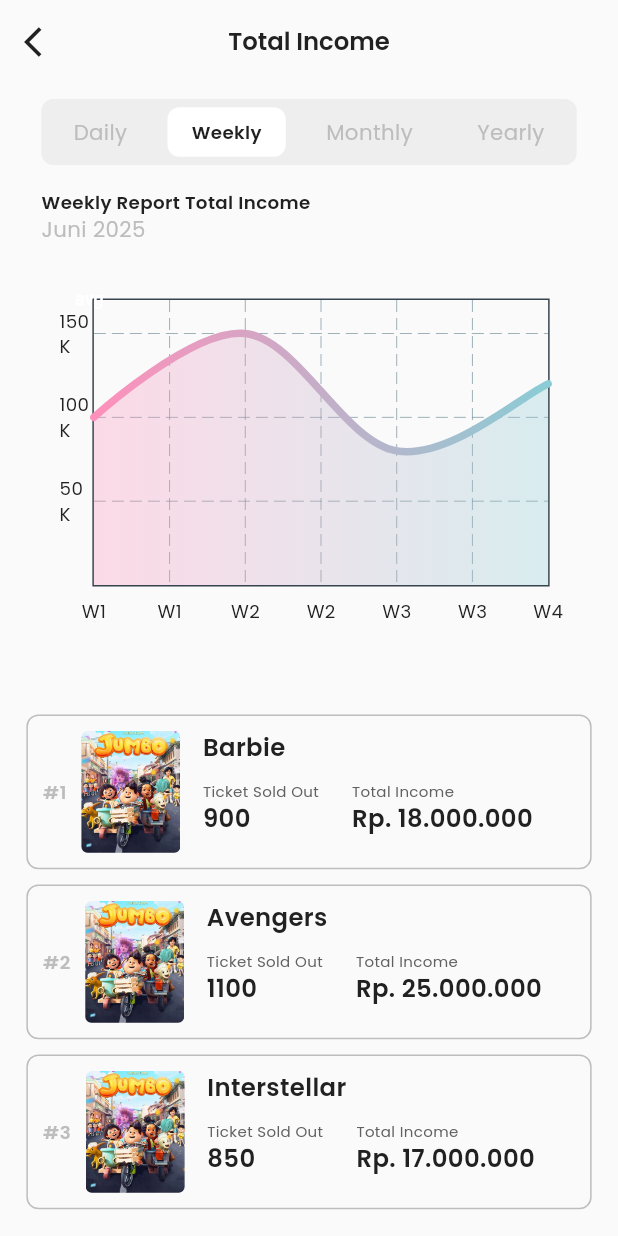
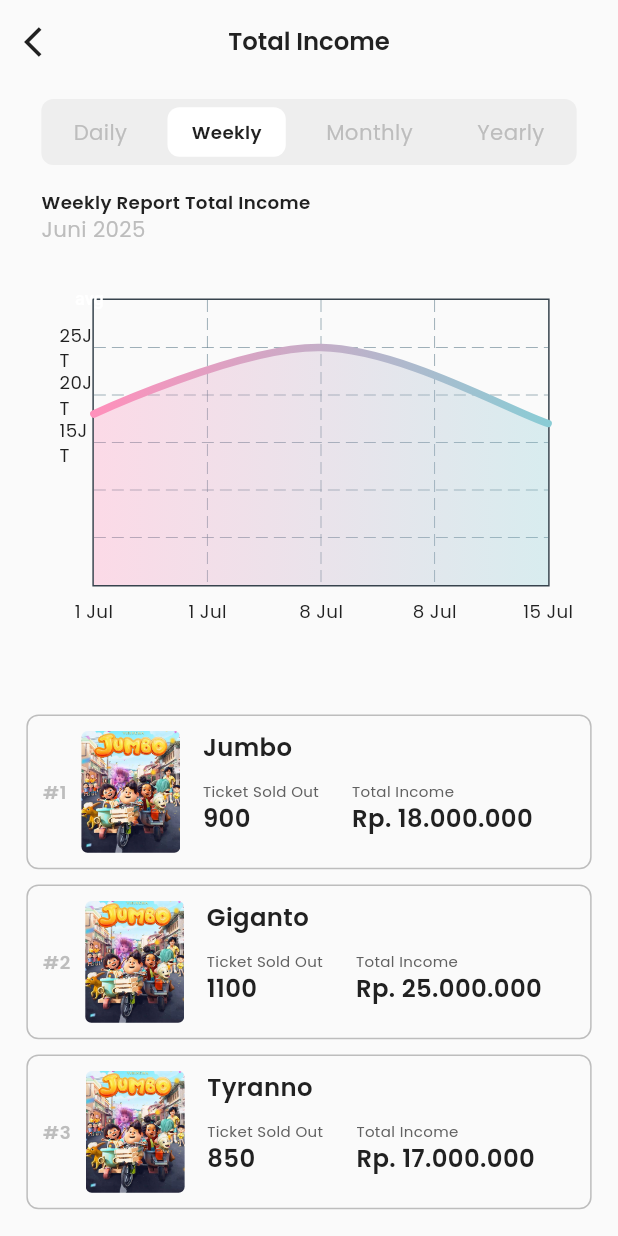
Before and after one commit to zakizakiran/chingu-movie, a Flutter app: the TotalIncomeView screen opened by its route, after a tap on "Weekly", on a phone screen of 412 x 824 dp. Run offline on Flutter 3.47's test engine with Material 3 defaults, Android fonts, the phone set to English and light mode, and no system bars; drawn by our look-alikes of fl_chart; our stand-ins replace email_validator, firebase_core, flutter_screenutil, flutter_svg, get, google_fonts and 4 more; accounts and stored records are empty.

Commit message:
chart update

```diff
--- a/lib/app/modules/pages/total_income/controllers/total_income_controller.dart
+++ b/lib/app/modules/pages/total_income/controllers/total_income_controller.dart
@@ -18,55 +18,122 @@ class TotalIncomeController extends GetxController {
     }
   }
 
-  // DAILY
-  List<FlSpot> dailySpots = [
-    FlSpot(0, 3),
-    FlSpot(1, 2.5),
-    FlSpot(2, 1.5),
-    FlSpot(3, 3.5),
-    FlSpot(4, 2.2),
-    FlSpot(5, 4),
-    FlSpot(6, 3.8),
+  // MOVIE DATA
+  List<String> movieTitles = ["Jumbo", "Giganto", "Tyranno"];
+
+  List<String> dailyMovieTicket = ["500", "320", "400"];
+  List<int> dailyMovieIncome = [9000000, 5200000, 8000000];
+
+  List<String> weeklyMovieTicket = ["900", "1100", "850"];
+  List<int> weeklyMovieIncome = [18000000, 25000000, 17000000];
+
+  List<String> monthlyMovieTicket = ["2000", "1700", "1800"];
+  List<int> monthlyMovieIncome = [40000000, 33000000, 36000000];
+
+  List<String> yearlyMovieTicket = ["8000", "7800", "8200"];
+  List<int> yearlyMovieIncome = [160000000, 156000000, 164000000];
+
+  List<String> movieImage = [
+    "assets/images/jumbo-poster.png",
+    "assets/images/jumbo-poster.png",
+    "assets/images/jumbo-poster.png",
   ];
-  Map<int, String> dailyBottomLabels = {
-    0: 'Mon',
-    1: 'Tue',
-    2: 'Wed',
-    3: 'Thu',
-    4: 'Fri',
-    5: 'Sat',
-    6: 'Sun',
-  };
-  Map<int, String> dailyLeftLabels = {1: '10K', 3: '30K', 5: '50K'};
 
-  // WEEKLY
-  List<FlSpot> weeklySpots = [
-    FlSpot(0, 10),
-    FlSpot(1, 15),
-    FlSpot(2, 8),
-    FlSpot(3, 12),
+  // === FlSpot dari income ===
+  List<FlSpot> get dailySpots => List.generate(
+    dailyMovieIncome.length,
+    (index) => FlSpot(index.toDouble(), dailyMovieIncome[index] / 1000000),
+  );
+
+  List<FlSpot> get weeklySpots => List.generate(
+    weeklyMovieIncome.length,
+    (index) => FlSpot(index.toDouble(), weeklyMovieIncome[index] / 1000000),
+  );
+
+  List<FlSpot> get monthlySpots => List.generate(
+    monthlyMovieIncome.length,
+    (index) => FlSpot(index.toDouble(), monthlyMovieIncome[index] / 1000000),
+  );
+
+  List<FlSpot> get yearlySpots => List.generate(
+    yearlyMovieIncome.length,
+    (index) => FlSpot(index.toDouble(), yearlyMovieIncome[index] / 1000000),
+  );
+
+  // === DateTime list ===
+  List<DateTime> dailyDates = [
+    DateTime(2025, 7, 15),
+    DateTime(2025, 7, 16),
+    DateTime(2025, 7, 17),
   ];
-  Map<int, String> weeklyBottomLabels = {0: 'W1', 1: 'W2', 2: 'W3', 3: 'W4'};
-  Map<int, String> weeklyLeftLabels = {
-    5: '50K',
-    8: '80K',
-    10: '100K',
-    12: '120K',
-    15: '150K',
+
+  List<DateTime> weeklyDates = [
+    DateTime(2025, 7, 1),
+    DateTime(2025, 7, 8),
+    DateTime(2025, 7, 15),
+  ];
+
+  List<DateTime> monthlyDates = [
+    DateTime(2025, 5),
+    DateTime(2025, 6),
+    DateTime(2025, 7),
+  ];
+
+  List<DateTime> yearlyDates = [DateTime(2022), DateTime(2023), DateTime(2024)];
+
+  // === Bottom Labels from DateTime ===
+  Map<int, String> get dailyBottomLabels {
+    return Map.fromEntries(
+      dailyDates.asMap().entries.map(
+        (e) => MapEntry(
+          e.key,
+          DateFormat.E('id_ID').format(e.value),
+        ), // Sen, Sel...
+      ),
+    );
+  }
+
+  Map<int, String> get weeklyBottomLabels {
+    return Map.fromEntries(
+      weeklyDates.asMap().entries.map(
+        (e) => MapEntry(
+          e.key,
+          DateFormat("d MMM", 'id_ID').format(e.value),
+        ), // 1 Jul
+      ),
+    );
+  }
+
+  Map<int, String> get monthlyBottomLabels {
+    return Map.fromEntries(
+      monthlyDates.asMap().entries.map(
+        (e) => MapEntry(
+          e.key,
+          DateFormat.MMM('id_ID').format(e.value),
+        ), // Mei, Jun
+      ),
+    );
+  }
+
+  Map<int, String> get yearlyBottomLabels {
+    return Map.fromEntries(
+      yearlyDates.asMap().entries.map(
+        (e) => MapEntry(e.key, DateFormat.y('id_ID').format(e.value)), // 2022
+      ),
+    );
+  }
+
+  // === Left Labels Manual ===
+  Map<int, String> dailyLeftLabels = {5: '5JT', 8: '8JT', 10: '10JT'};
+  Map<int, String> weeklyLeftLabels = {15: '15JT', 20: '20JT', 25: '25JT'};
+  Map<int, String> monthlyLeftLabels = {30: '30JT', 40: '40JT', 50: '50JT'};
+  Map<int, String> yearlyLeftLabels = {
+    150: '150JT',
+    160: '160JT',
+    170: '170JT',
   };
 
-  // MONTHLY
-  List<FlSpot> monthlySpots = [FlSpot(0, 30), FlSpot(1, 45), FlSpot(2, 60)];
-  Map<int, String> monthlyBottomLabels = {0: 'May', 1: 'Jun', 2: 'Jul'};
-  Map<int, String> monthlyLeftLabels = {20: '200K', 40: '400K', 60: '600K'};
-
-  // YEARLY
-  List<FlSpot> yearlySpots = [FlSpot(0, 300), FlSpot(1, 500), FlSpot(2, 400)];
-  Map<int, String> yearlyBottomLabels = {0: '2022', 1: '2023', 2: '2024'};
-  Map<int, String> yearlyLeftLabels = {200: '2JT', 400: '4JT', 600: '6JT'};
-
-  List<FlSpot> get spots => currentSpots;
-
+  // === CURRENT SELECTED ===
   List<FlSpot> get currentSpots {
     switch (selectedValue.value) {
       case 'Weekly':
@@ -106,39 +173,16 @@ class TotalIncomeController extends GetxController {
     }
   }
 
-  // MOVIE DATA
-  List<String> dailyMovieTitle = ["Jumbo", "Harry Potter", "Moving"];
-  List<String> dailyMovieTicket = ["500", "320", "400"];
-  List<int> dailyMovieIncome = [9000000, 5200000, 8000000];
-
-  List<String> weeklyMovieTitle = ["Barbie", "Avengers", "Interstellar"];
-  List<String> weeklyMovieTicket = ["900", "1100", "850"];
-  List<int> weeklyMovieIncome = [18000000, 25000000, 17000000];
-
-  List<String> monthlyMovieTitle = ["Oppenheimer", "Dune", "Wonka"];
-  List<String> monthlyMovieTicket = ["2000", "1700", "1800"];
-  List<int> monthlyMovieIncome = [40000000, 33000000, 36000000];
-
-  List<String> yearlyMovieTitle = ["Fast X", "Tenet", "Inception"];
-  List<String> yearlyMovieTicket = ["8000", "7800", "8200"];
-  List<int> yearlyMovieIncome = [160000000, 156000000, 164000000];
-
-  List<String> movieImage = [
-    "assets/images/jumbo-poster.png",
-    "assets/images/jumbo-poster.png",
-    "assets/images/jumbo-poster.png",
-  ];
-
-  List<String> get currentMovieTitle {
+  List<int> get currentMovieIncome {
     switch (selectedValue.value) {
       case 'Weekly':
-        return weeklyMovieTitle;
+        return weeklyMovieIncome;
       case 'Monthly':
-        return monthlyMovieTitle;
+        return monthlyMovieIncome;
       case 'Yearly':
-        return yearlyMovieTitle;
+        return yearlyMovieIncome;
       default:
-        return dailyMovieTitle;
+        return dailyMovieIncome;
     }
   }
 
@@ -155,16 +199,16 @@ class TotalIncomeController extends GetxController {
     }
   }
 
-  List<int> get currentMovieIncome {
+  double get currentMaxY {
     switch (selectedValue.value) {
       case 'Weekly':
-        return weeklyMovieIncome;
+        return 30.0;
       case 'Monthly':
-        return monthlyMovieIncome;
+        return 50.0;
       case 'Yearly':
-        return yearlyMovieIncome;
+        return 180.0;
       default:
-        return dailyMovieIncome;
+        return 12.0; // Untuk Daily
     }
   }
 
@@ -176,6 +220,15 @@ class TotalIncomeController extends GetxController {
     return currentMovieIncome.fold(0, (sum, item) => sum + item);
   }
 
+  List<Map<String, dynamic>> get currentMovies {
+    return List.generate(movieTitles.length, (index) {
+      return {
+        'movieTitle': movieTitles[index],
+        'income': currentMovieIncome[index],
+        'ticket': currentMovieTicket[index],
+      };
+    });
+  }
 
   @override
   void onInit() {
--- a/lib/app/modules/pages/total_income/views/total_income_view.dart
+++ b/lib/app/modules/pages/total_income/views/total_income_view.dart
@@ -83,27 +83,23 @@ class TotalIncomeView extends StatelessWidget {
                           SizedBox(height: 20.h),
 
                           // List movieCard berdasarkan selectedValue
-                          ...List.generate(
-                            controller.currentMovieTitle.length,
-                            (index) {
+                          ...List.generate(controller.currentMovies.length, (
+                            index,
+                          ) {
+                            final movie = controller.currentMovies[index];
                             return Padding(
                               padding: EdgeInsets.only(bottom: 10.h),
                               child: movieCard(
                                 index: (index + 1).toString(),
-                                  movieTitle:
-                                      controller.currentMovieTitle[index],
-                                  totalTicket:
-                                      controller.currentMovieTicket[index],
-                                  totalIncome:
-                                      controller.currentMovieIncome[index]
-                                          .toString(),
+                                movieTitle: movie['movieTitle'],
+                                totalTicket: movie['ticket'].toString(),
+                                totalIncome: movie['income'].toString(),
                                 assetImage: AssetImage(
                                   controller.movieImage[index],
                                 ),
                               ),
                             );
-                            },
-                          ),
+                          }),
                         ],
                       );
                     }),
--- a/lib/main.dart
+++ b/lib/main.dart
@@ -5,10 +5,12 @@ import 'package:flutter_screenutil/flutter_screenutil.dart';
 import 'package:get/get.dart';
 import 'app/routes/app_pages.dart';
 import 'package:firebase_core/firebase_core.dart';
+import 'package:intl/date_symbol_data_local.dart';
 
 void main() async {
   WidgetsFlutterBinding.ensureInitialized();
   await Firebase.initializeApp();
+  await initializeDateFormatting('id_ID', null); // Tambahkan ini
   SystemChrome.setSystemUIOverlayStyle(
     SystemUiOverlayStyle(
       statusBarColor: Colors.transparent,
--- a/lib/shared/widgets/custom_line_chart.dart
+++ b/lib/shared/widgets/custom_line_chart.dart
@@ -36,12 +36,6 @@ class CustomLineChart extends StatelessWidget {
     return Text(label, style: style, textAlign: TextAlign.left);
   }
 
-  double getMaxY() {
-    if (chartSpots.isEmpty) return 6;
-    double maxY = chartSpots.map((e) => e.y).reduce((a, b) => a > b ? a : b);
-    return maxY < 6 ? 6 : maxY + 2; // Tambah margin atas
-  }
-
   LineChartData mainData(List<Color> gradientColors) {
     return LineChartData(
       gridData: FlGridData(show: true),
@@ -62,7 +56,7 @@ class CustomLineChart extends StatelessWidget {
       minX: 0,
       maxX: chartSpots.isNotEmpty ? chartSpots.last.x : 6,
       minY: 0,
-      maxY: getMaxY(),
+      maxY: controller.currentMaxY, // 🔥 DIUBAH dari getMaxY()
       lineBarsData: [
         LineChartBarData(
           spots: chartSpots,
@@ -105,7 +99,7 @@ class CustomLineChart extends StatelessWidget {
       minX: 0,
       maxX: chartSpots.isNotEmpty ? chartSpots.last.x : 6,
       minY: 0,
-      maxY: getMaxY(),
+      maxY: controller.currentMaxY,
       lineBarsData: [
         LineChartBarData(
           spots: chartSpots.map((e) => FlSpot(e.x, avgY)).toList(),
```
Lines whose indentation alone changed are shown as unchanged.
